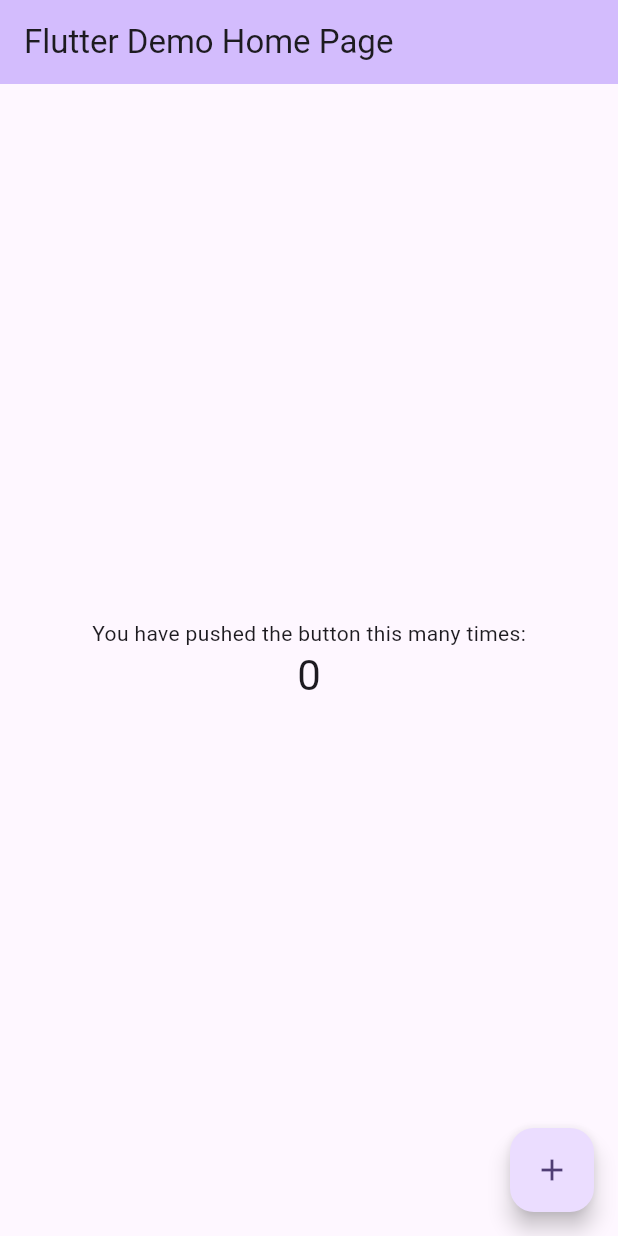
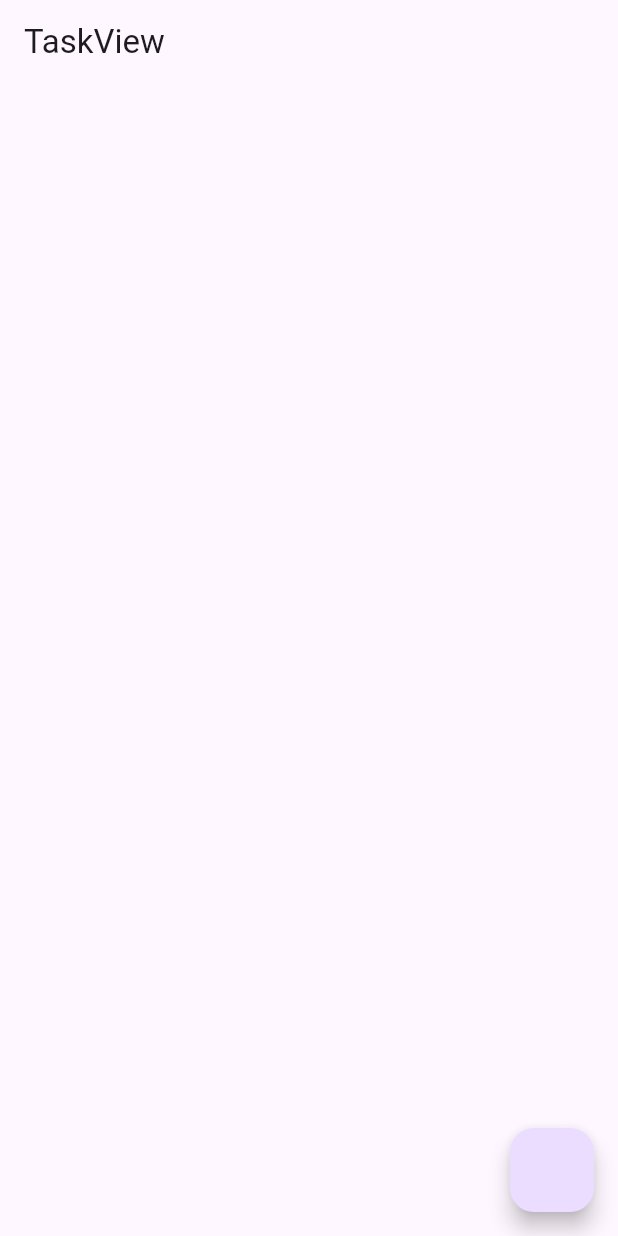
Before and after one commit to Hutsaliuk/multiplatform_task_list, a Flutter app: the screen it shows after launch, on a phone screen of 412 x 824 dp. Run offline on Flutter 3.47's test engine with Material 3 defaults, Android fonts, the light colour scheme and no system bars; our stand-ins replace flutter_bloc, isar; accounts and stored records are empty; generated files the repository leaves out were written again.

Commit message:
Implemented basic app

```diff
--- /dev/null
+++ b/lib/domain/models/task.dart
@@ -0,0 +1,39 @@
+/*
+
+Task model
+
+This is what todo object is
+
+--------------------------------------------------------------------------------
+
+Fields:
+
+- id
+- text
+- isComplete
+
+Methods:
+
+- toggleCompletion - switch between on\off
+
+*/
+
+class Task {
+  final int id;
+  final String text;
+  final bool isCompleted;
+
+  Task({
+    required this.id,
+    required this.text,
+    this.isCompleted = false,
+  });
+
+  Task toggleCompletion() {
+    return Task(
+      id: id,
+      text: text,
+      isCompleted: !isCompleted,
+    );
+  }
+}
--- a/lib/main.dart
+++ b/lib/main.dart
@@ -1,125 +1,44 @@
 import 'package:flutter/material.dart';
+import 'package:isar/isar.dart';
+import 'package:multiplatform_task_list/data/models/task_isar.dart';
+import 'package:multiplatform_task_list/data/repository/task_repo_isar.dart';
+import 'package:multiplatform_task_list/domain/repository/task_repo.dart';
+import 'package:multiplatform_task_list/presentation/task_page.dart';
+import 'package:path_provider/path_provider.dart';
 
-void main() {
-  runApp(const MyApp());
+//always change to async when works with async data
+Future<void> main() async {
+  //use this to wait widget initialization
+  WidgetsFlutterBinding.ensureInitialized();
+
+  //get directory path for storing the data
+  final workDir = await getApplicationDocumentsDirectory();
+
+  //open isar database
+  final db = await Isar.open([TaskIsarSchema], directory: workDir.path);
+
+  //initialize the repo with isar database
+  final isarTaskRepo = TaskRepoIsar(db);
+
+  runApp(MyApp(taskRepo: isarTaskRepo));
 }
 
 class MyApp extends StatelessWidget {
-  const MyApp({super.key});
+  final TaskRepo taskRepo;
+
+  const MyApp({super.key, required this.taskRepo});
 
   // This widget is the root of your application.
   @override
   Widget build(BuildContext context) {
     return MaterialApp(
       title: 'Flutter Demo',
+      debugShowCheckedModeBanner: false,
       theme: ThemeData(
-        // This is the theme of your application.
-        //
-        // TRY THIS: Try running your application with "flutter run". You'll see
-        // the application has a purple toolbar. Then, without quitting the app,
-        // try changing the seedColor in the colorScheme below to Colors.green
-        // and then invoke "hot reload" (save your changes or press the "hot
-        // reload" button in a Flutter-supported IDE, or press "r" if you used
-        // the command line to start the app).
-        //
-        // Notice that the counter didn't reset back to zero; the application
-        // state is not lost during the reload. To reset the state, use hot
-        // restart instead.
-        //
-        // This works for code too, not just values: Most code changes can be
-        // tested with just a hot reload.
         colorScheme: ColorScheme.fromSeed(seedColor: Colors.deepPurple),
         useMaterial3: true,
       ),
-      home: const MyHomePage(title: 'Flutter Demo Home Page'),
+      home: TaskPage(taskRepo: taskRepo),
     );
   }
 }
-
-class MyHomePage extends StatefulWidget {
-  const MyHomePage({super.key, required this.title});
-
-  // This widget is the home page of your application. It is stateful, meaning
-  // that it has a State object (defined below) that contains fields that affect
-  // how it looks.
-
-  // This class is the configuration for the state. It holds the values (in this
-  // case the title) provided by the parent (in this case the App widget) and
-  // used by the build method of the State. Fields in a Widget subclass are
-  // always marked "final".
-
-  final String title;
-
-  @override
-  State<MyHomePage> createState() => _MyHomePageState();
-}
-
-class _MyHomePageState extends State<MyHomePage> {
-  int _counter = 0;
-
-  void _incrementCounter() {
-    setState(() {
-      // This call to setState tells the Flutter framework that something has
-      // changed in this State, which causes it to rerun the build method below
-      // so that the display can reflect the updated values. If we changed
-      // _counter without calling setState(), then the build method would not be
-      // called again, and so nothing would appear to happen.
-      _counter++;
-    });
-  }
-
-  @override
-  Widget build(BuildContext context) {
-    // This method is rerun every time setState is called, for instance as done
-    // by the _incrementCounter method above.
-    //
-    // The Flutter framework has been optimized to make rerunning build methods
-    // fast, so that you can just rebuild anything that needs updating rather
-    // than having to individually change instances of widgets.
-    return Scaffold(
-      appBar: AppBar(
-        // TRY THIS: Try changing the color here to a specific color (to
-        // Colors.amber, perhaps?) and trigger a hot reload to see the AppBar
-        // change color while the other colors stay the same.
-        backgroundColor: Theme.of(context).colorScheme.inversePrimary,
-        // Here we take the value from the MyHomePage object that was created by
-        // the App.build method, and use it to set our appbar title.
-        title: Text(widget.title),
-      ),
-      body: Center(
-        // Center is a layout widget. It takes a single child and positions it
-        // in the middle of the parent.
-        child: Column(
-          // Column is also a layout widget. It takes a list of children and
-          // arranges them vertically. By default, it sizes itself to fit its
-          // children horizontally, and tries to be as tall as its parent.
-          //
-          // Column has various properties to control how it sizes itself and
-          // how it positions its children. Here we use mainAxisAlignment to
-          // center the children vertically; the main axis here is the vertical
-          // axis because Columns are vertical (the cross axis would be
-          // horizontal).
-          //
-          // TRY THIS: Invoke "debug painting" (choose the "Toggle Debug Paint"
-          // action in the IDE, or press "p" in the console), to see the
-          // wireframe for each widget.
-          mainAxisAlignment: MainAxisAlignment.center,
-          children: <Widget>[
-            const Text(
-              'You have pushed the button this many times:',
-            ),
-            Text(
-              '$_counter',
-              style: Theme.of(context).textTheme.headlineMedium,
-            ),
-          ],
-        ),
-      ),
-      floatingActionButton: FloatingActionButton(
-        onPressed: _incrementCounter,
-        tooltip: 'Increment',
-        child: const Icon(Icons.add),
-      ), // This trailing comma makes auto-formatting nicer for build methods.
-    );
-  }
-}
--- /dev/null
+++ b/lib/presentation/task_page.dart
@@ -0,0 +1,25 @@
+/*
+
+Task page is for providing cubit data for view (UI)
+
+*/
+
+import 'package:flutter/material.dart';
+import 'package:flutter_bloc/flutter_bloc.dart';
+import 'package:multiplatform_task_list/domain/repository/task_repo.dart';
+import 'package:multiplatform_task_list/presentation/task_cubit.dart';
+import 'package:multiplatform_task_list/presentation/task_view.dart';
+
+class TaskPage extends StatelessWidget {
+  final TaskRepo taskRepo;
+
+  const TaskPage({super.key, required this.taskRepo});
+
+  @override
+  Widget build(BuildContext context) {
+    return BlocProvider(
+      create: (context) => TaskCubit(taskRepo),
+      child: const TaskView(),
+    );
+  }
+}
--- /dev/null
+++ b/lib/presentation/task_view.dart
@@ -0,0 +1,77 @@
+/*
+
+This is responsible for UI
+
+*/
+
+import 'package:flutter/material.dart';
+import 'package:flutter_bloc/flutter_bloc.dart';
+import 'package:multiplatform_task_list/domain/models/task.dart';
+import 'package:multiplatform_task_list/presentation/task_cubit.dart';
+
+class TaskView extends StatelessWidget {
+  const TaskView({super.key});
+
+  _showAddTaskBox(BuildContext context) {
+    final textController = TextEditingController();
+    final taskCubit = context.read<TaskCubit>();
+
+    showDialog(
+      context: context,
+      builder: (context) => AlertDialog(
+        content: TextField(
+          controller: textController,
+        ),
+        actions: [
+          TextButton(
+            onPressed: () {
+              taskCubit.addTask(textController.text);
+              Navigator.of(context).pop;
+            },
+            child: const Text("Add"),
+          )
+        ],
+      ),
+    );
+  }
+
+  @override
+  Widget build(BuildContext context) {
+    final taskCubit = context.read<TaskCubit>();
+
+    return Scaffold(
+      appBar: AppBar(
+        title: const Text('TaskView'),
+      ),
+      floatingActionButton: FloatingActionButton(
+        onPressed: () => _showAddTaskBox(context),
+      ),
+      body: BlocBuilder<TaskCubit, List<Task>>(
+        builder: (context, tasks) {
+          return ListView.builder(
+              itemCount: tasks.length,
+              itemBuilder: (context, index) {
+                final task = tasks[index];
+
+                return ListTile(
+                  //text
+                  title: Text(task.text),
+
+                  //checkbox
+                  leading: Checkbox(
+                    value: task.isCompleted,
+                    onChanged: (value) => taskCubit.toggleCompletion(task),
+                  ),
+
+                  //delete
+                  trailing: IconButton(
+                    onPressed: () => taskCubit.deleteTask(task),
+                    icon: const Icon(Icons.delete),
+                  ),
+                );
+              });
+        },
+      ),
+    );
+  }
+}
--- a/pubspec.yaml
+++ b/pubspec.yaml
@@ -35,6 +35,10 @@ dependencies:
   # The following adds the Cupertino Icons font to your application.
   # Use with the CupertinoIcons class for iOS style icons.
   cupertino_icons: ^1.0.8
+  isar: ^3.1.0+1
+  isar_flutter_libs: ^3.1.0+1
+  path_provider: ^2.1.4
+  flutter_bloc: ^8.1.6
 
 dev_dependencies:
   flutter_test:
@@ -46,6 +50,8 @@ dev_dependencies:
   # package. See that file for information about deactivating specific lint
   # rules and activating additional ones.
   flutter_lints: ^4.0.0
+  isar_generator: ^3.1.0+1
+  build_runner: ^2.4.12
 
 # For information on the generic Dart part of this file, see the
 # following page: https://dart.dev/tools/pub/pubspec
```
Also changed, not shown: lib/data/models/task_isar.dart (added, +37 -0 lines), lib/data/repository/task_repo_isar.dart (added, +45 -0 lines), lib/domain/repository/task_repo.dart (added, +23 -0 lines), lib/presentation/task_cubit.dart (added, +57 -0 lines), lib/data/models/task_isar.g.dart (added), pubspec.lock, 5 other files.
